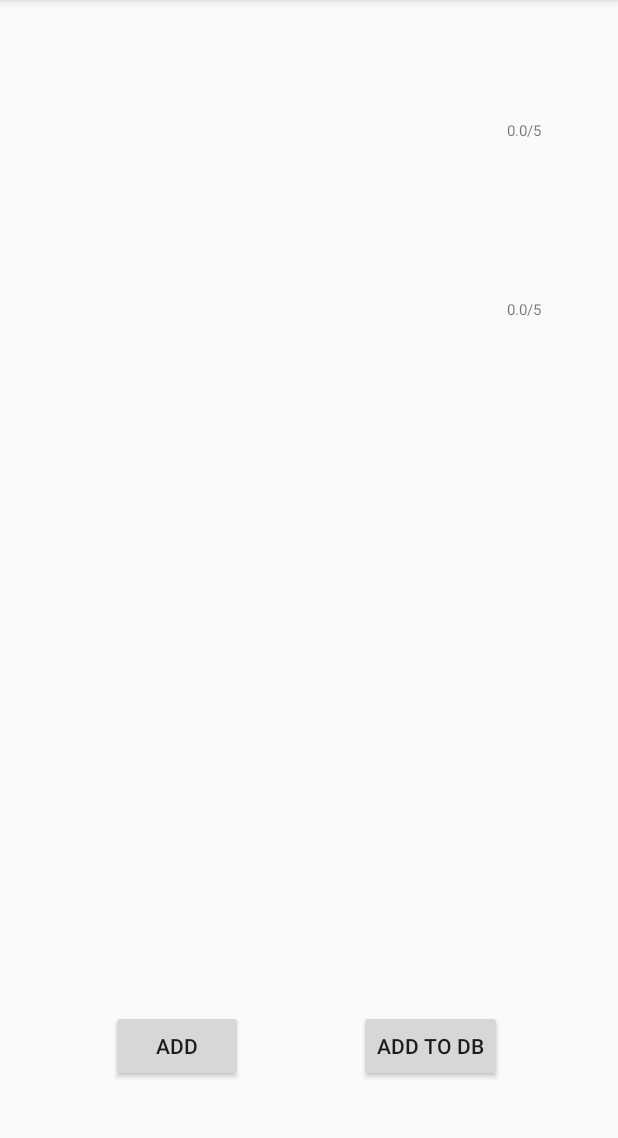
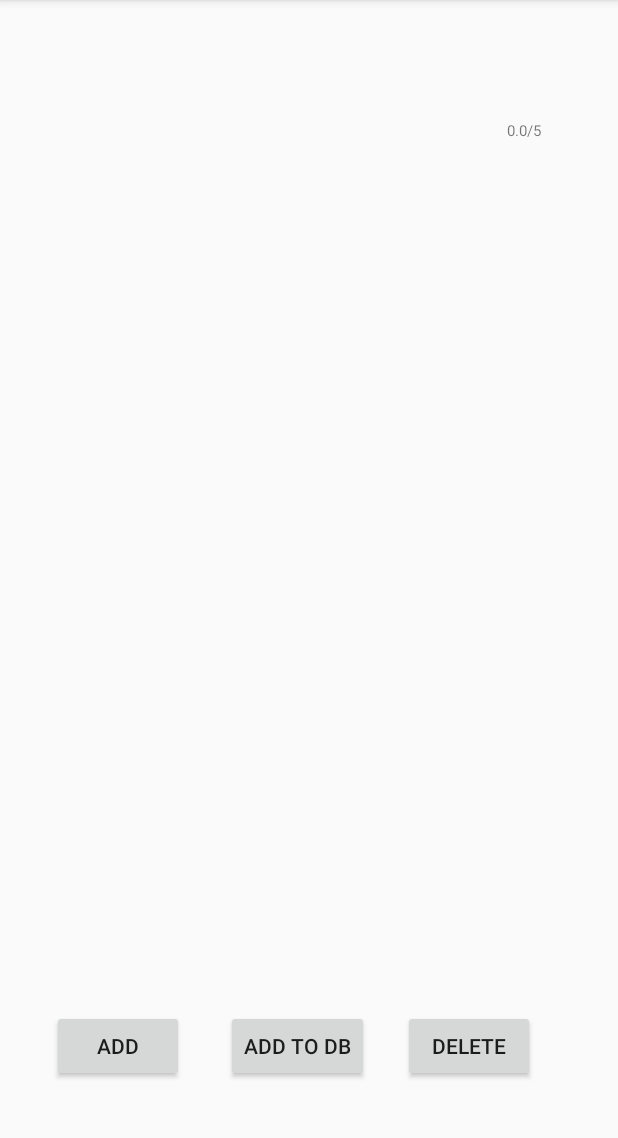
Before and after one commit to erboland12/Record-It, an Android app: the AddRecord screen opened directly, with no data from a screen before it, after a tap on "ADD", on a phone screen of 412 x 824 dp, the part 84-1222 px from its top. Run offline under Robolectric (Android 15) with nearby library versions, the phone set to English and light mode, and no system bars.

Commit message:
Successfully inserts data from db in recycler

```diff
--- a/app/src/main/java/com/example/recordratings/AddRecord.java
+++ b/app/src/main/java/com/example/recordratings/AddRecord.java
@@ -2,6 +2,7 @@ package com.example.recordratings;
 
 import androidx.appcompat.app.AlertDialog;
 import androidx.appcompat.app.AppCompatActivity;
+import androidx.recyclerview.widget.RecyclerView;
 
 import android.annotation.SuppressLint;
 import android.database.Cursor;
@@ -11,6 +12,8 @@ import android.widget.Button;
 import android.widget.EditText;
 import android.widget.RatingBar;
 import android.widget.TextView;
+
+import static com.example.recordratings.MainActivity.records;
 
 public class AddRecord extends AppCompatActivity {
     private MovePage m = new MovePage();
@@ -42,11 +45,23 @@ public class AddRecord extends AppCompatActivity {
                                     artistName.getEditableText().toString(),
                                     rating.getRating());
                 if(isInserted){
+                    Cursor res = dbh.getAllData();
+                    StringBuffer buffer = new StringBuffer();
+                    while(res.moveToNext()){
+                        buffer.append("ID :" + res.getString(0) + "\n");
+                        buffer.append("ALBUM :" + res.getString(1) + "\n");
+                        buffer.append("ARTIST :" + res.getString(2) + "\n");
+                        buffer.append("RATING :" + res.getDouble(3) + "\n\n");
+                    }
+
+                    showMessage("Data", buffer.toString());
                     m.moveActivity(AddRecord.this, MainActivity.class);
                 }
             }
         });
     }
+
+
 
     public void showMessage(String title, String message){
         AlertDialog.Builder builder = new AlertDialog.Builder(this);
--- a/app/src/main/java/com/example/recordratings/DatabaseHelper.java
+++ b/app/src/main/java/com/example/recordratings/DatabaseHelper.java
@@ -48,6 +48,11 @@ public class DatabaseHelper extends SQLiteOpenHelper {
         }
     }
 
+    public Integer deleteData(String id){
+        SQLiteDatabase db = this.getWritableDatabase();
+        return db.delete(TABLE_NAME, "id=?", new String[]{id});
+    }
+
     public Cursor getAllData(){
         SQLiteDatabase db = this.getWritableDatabase();
         Cursor res = db.rawQuery("SELECT * FROM " + TABLE_NAME, null);
--- a/app/src/main/java/com/example/recordratings/MainActivity.java
+++ b/app/src/main/java/com/example/recordratings/MainActivity.java
@@ -5,6 +5,7 @@ import androidx.appcompat.app.AppCompatActivity;
 import androidx.recyclerview.widget.LinearLayoutManager;
 import androidx.recyclerview.widget.RecyclerView;
 
+import android.content.Intent;
 import android.database.Cursor;
 import android.database.sqlite.SQLiteDatabase;
 import android.os.Bundle;
@@ -20,6 +21,8 @@ import java.util.List;
 
 public class MainActivity extends AppCompatActivity {
     //Records global
+    private SQLiteDatabase mDatabase;
+    public static  RecyclerView rvRecords;
     public static ArrayList<Records> records = new ArrayList<>();
 
     //Intent module call
@@ -32,11 +35,12 @@ public class MainActivity extends AppCompatActivity {
     Double rating = 4.5;
 
     private List<Records> rl;
-    private RecordsAdapter adapter;
+    public static RecordsAdapter adapter;
 
     //Button declaration
     Button button;
     Button dbButton;
+    Button dbDelButton;
     @Override
     protected void onCreate(Bundle savedInstanceState) {
         super.onCreate(savedInstanceState);
@@ -44,35 +48,44 @@ public class MainActivity extends AppCompatActivity {
 
         dbh = new DatabaseHelper(this);
 
-        RecyclerView rvRecords = findViewById(R.id.rvRecords);
-//
-//        final RecordsAdapter adapter = new RecordsAdapter(records);
-//
-//        rvRecords.setAdapter(adapter);
-//        rvRecords.setLayoutManager(new LinearLayoutManager(this));
-
-        //addToDB();
+        rvRecords = findViewById(R.id.rvRecords);
 
         //Displays DB data in RecyclerView
         Cursor cursor = dbh.getAllData();
 
-        if(cursor.moveToFirst()){
-            for(int i = 0; i <= cursor.getCount(); i++) {
-                Records r = new Records(cursor.getString(1), cursor.getString(2), cursor.getDouble(3));
-                records.add(r);
-            }
-
+        if(cursor.moveToNext()){
+            do {
+                records.add(new Records(
+                        cursor.getString(1),
+                        cursor.getString(2),
+                        cursor.getDouble(3)
+                ));
+            } while (cursor.moveToNext());
+            RecordsAdapter adapter = new RecordsAdapter(records);
+            rvRecords.setAdapter(adapter);
+            rvRecords.setLayoutManager(new LinearLayoutManager(this));
+            adapter.notifyDataSetChanged();
+            records = new ArrayList<>();
         }
 
-        final RecordsAdapter adapter = new RecordsAdapter(records);
-        rvRecords.setAdapter(adapter);
-        rvRecords.setLayoutManager(new LinearLayoutManager(this));
 
         button = findViewById(R.id.main_add_button);
 
         button.setOnClickListener(new View.OnClickListener() {
             public void onClick(View v){
                m.moveActivity(MainActivity.this, AddRecord.class);
+            }
+        });
+
+        dbDelButton = findViewById(R.id.delete_DB);
+        dbDelButton.setOnClickListener(new View.OnClickListener() {
+            public void onClick(View v){
+                for(int i = 1; i < 100; i++){
+                    Integer deletedRows = dbh.deleteData(Integer.toString(i));
+                }
+                adapter.notifyDataSetChanged();
+//                finish();
+//                startActivity(getIntent());
             }
         });
     }
@@ -113,4 +126,5 @@ public class MainActivity extends AppCompatActivity {
         builder.show();
     }
 
+
 }
--- a/app/src/main/java/com/example/recordratings/RecordsAdapter.java
+++ b/app/src/main/java/com/example/recordratings/RecordsAdapter.java
@@ -1,6 +1,7 @@
 package com.example.recordratings;
 
 import android.content.Context;
+import android.database.Cursor;
 import android.view.LayoutInflater;
 import android.view.View;
 import android.view.ViewGroup;
@@ -68,4 +69,5 @@ public class RecordsAdapter extends
         return mRecords.size();
     }
 
+
 }
--- a/app/src/main/res/layout/activity_main.xml
+++ b/app/src/main/res/layout/activity_main.xml
@@ -4,16 +4,6 @@
     xmlns:tools="http://schemas.android.com/tools"
     android:layout_width="match_parent"
     android:layout_height="match_parent">
-
-    <androidx.recyclerview.widget.RecyclerView
-        android:id="@+id/rvRecords"
-        android:layout_width="341dp"
-        android:layout_height="500dp"
-        app:layout_constraintBottom_toBottomOf="parent"
-        app:layout_constraintEnd_toEndOf="parent"
-        app:layout_constraintStart_toStartOf="parent"
-        app:layout_constraintTop_toTopOf="parent"
-        app:layout_constraintVertical_bias="0.095" />
 
 
     <Button
@@ -23,7 +13,7 @@
         android:text="@string/main_add_button"
         app:layout_constraintBottom_toBottomOf="parent"
         app:layout_constraintEnd_toEndOf="parent"
-        app:layout_constraintHorizontal_bias="0.229"
+        app:layout_constraintHorizontal_bias="0.108"
         app:layout_constraintStart_toStartOf="parent"
         app:layout_constraintTop_toTopOf="parent"
         app:layout_constraintVertical_bias="0.935" />
@@ -35,8 +25,32 @@
         android:text="@string/main_add_db"
         app:layout_constraintBottom_toBottomOf="parent"
         app:layout_constraintEnd_toEndOf="parent"
+        app:layout_constraintHorizontal_bias="0.146"
         app:layout_constraintStart_toEndOf="@+id/main_add_button"
         app:layout_constraintTop_toTopOf="parent"
         app:layout_constraintVertical_bias="0.935" />
 
+    <Button
+        android:id="@+id/delete_DB"
+        android:layout_width="wrap_content"
+        android:layout_height="wrap_content"
+        android:layout_marginEnd="16dp"
+        android:layout_marginRight="16dp"
+        android:text="@string/main_del_db"
+        app:layout_constraintBottom_toBottomOf="parent"
+        app:layout_constraintEnd_toEndOf="parent"
+        app:layout_constraintHorizontal_bias="0.363"
+        app:layout_constraintStart_toEndOf="@+id/add_DB"
+        app:layout_constraintTop_toTopOf="parent"
+        app:layout_constraintVertical_bias="0.935" />
+
+    <androidx.recyclerview.widget.RecyclerView
+        android:id="@+id/rvRecords"
+        android:layout_width="341dp"
+        android:layout_height="500dp"
+        app:layout_constraintBottom_toBottomOf="parent"
+        app:layout_constraintEnd_toEndOf="parent"
+        app:layout_constraintStart_toStartOf="parent"
+        app:layout_constraintTop_toTopOf="parent"
+        app:layout_constraintVertical_bias="0.095" />
 </androidx.constraintlayout.widget.ConstraintLayout>
--- a/app/src/main/res/values/strings.xml
+++ b/app/src/main/res/values/strings.xml
@@ -6,4 +6,5 @@
     <string name="add_record_artist">Artist</string>
     <string name="add_record_rating">Rating</string>
     <string name="main_add_db">Add to DB</string>
+    <string name="main_del_db">Delete</string>
 </resources>
```
